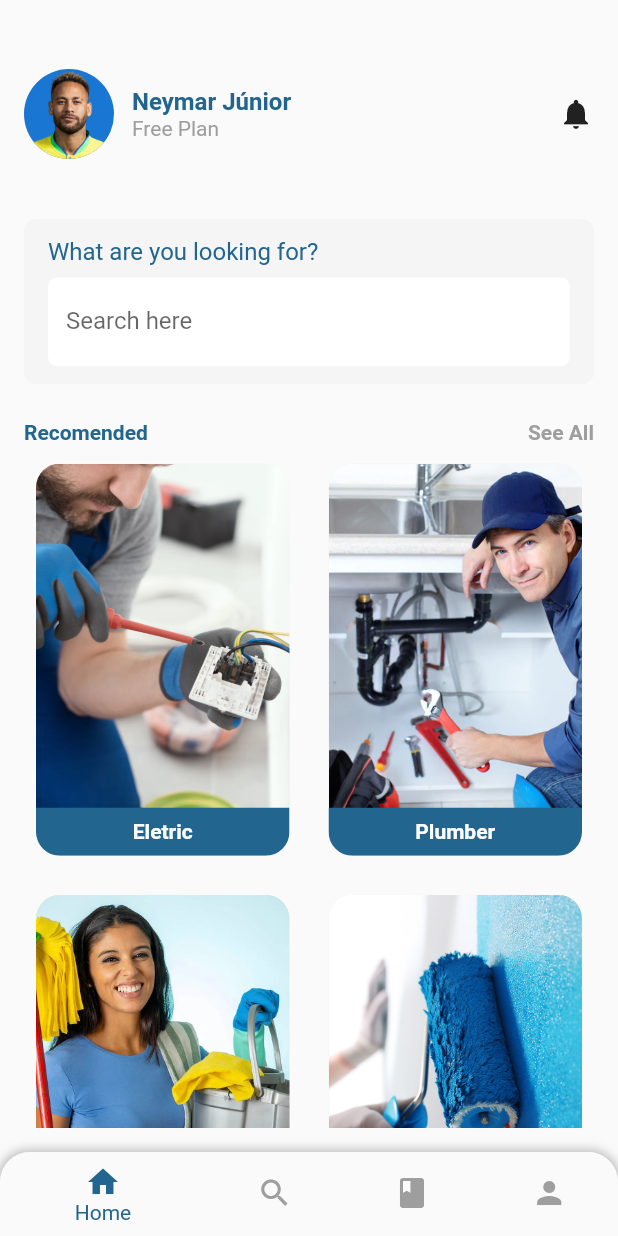
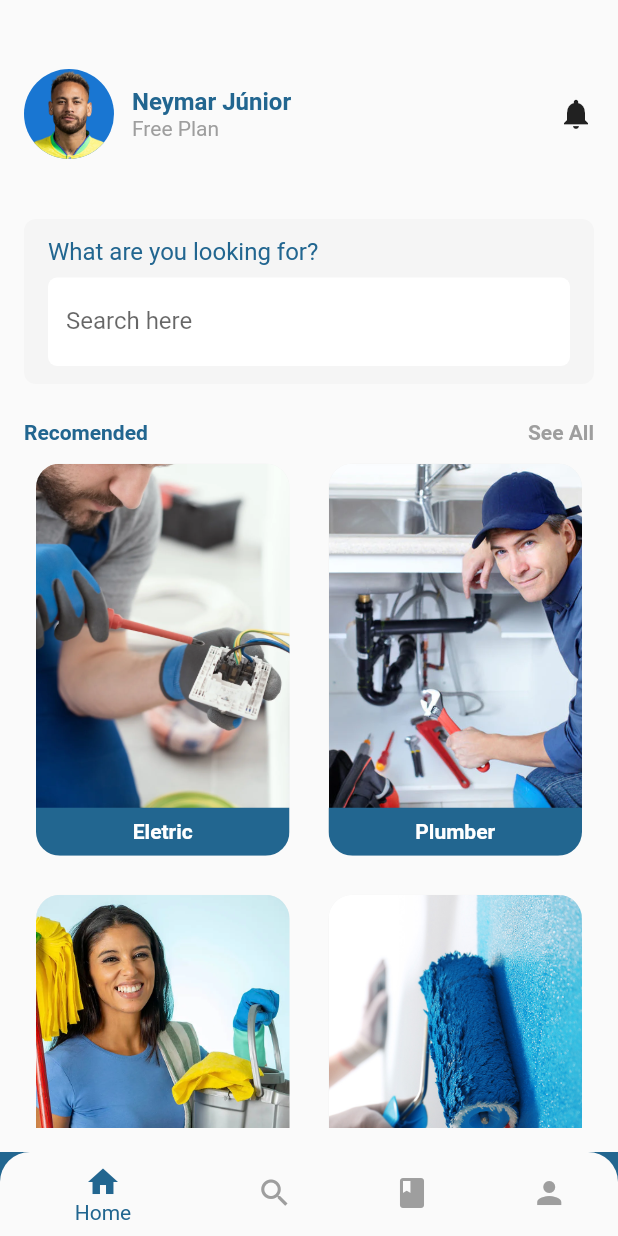
Before and after one commit to thgbastos/primegroup, a Flutter app: the HomePage screen opened directly, on a phone screen of 412 x 824 dp. Run offline on Flutter 3.47's test engine with Material 2 defaults, Android fonts, the phone set to English and light mode, and no system bars.

Commit message:
Organização de pastas e arquivos - v.2

```diff
--- /dev/null
+++ b/lib/components/bottom_nav_bar.dart
@@ -0,0 +1,94 @@
+import 'package:flutter/material.dart';
+
+class BottomNavBar extends StatefulWidget {
+  const BottomNavBar({Key? key}) : super(key: key);
+
+  @override
+  State<BottomNavBar> createState() => _BottomNavBarState();
+}
+
+class _BottomNavBarState extends State<BottomNavBar> {
+
+  int _selectedIndex = 0; // Índice da aba selecionada
+
+  // Função para mudar de aba - Menu Rodapé
+  void _onItemTapped(BuildContext context, int index) {
+  switch (index) {
+    case 0:
+      Navigator.pushReplacementNamed(context, '/home');
+      break;
+    case 1:
+      Navigator.pushReplacementNamed(context, '/search');
+      break;
+    case 2:
+      Navigator.pushReplacementNamed(context, '/booking');
+      break;
+    case 3:
+      Navigator.pushReplacementNamed(context, '/profile');
+      break;
+  }
+}
+
+  @override
+  Widget build(BuildContext context) {
+
+    //Verificar qual página está para mudar a cor de fundo da NavBottomBar
+    String? currentRoute = ModalRoute.of(context)?.settings.name; //Obtendo a rota atual
+    Color customBackgroundColor = currentRoute == '/home' ? Colors.white : const Color(0xff226690);
+    BorderRadius customBorderRadius = currentRoute == '/home'
+      ? const BorderRadius.only(
+          topLeft: Radius.circular(20),
+          topRight: Radius.circular(20),
+        )
+      : BorderRadius.zero;
+    BoxShadow customBoxShadow = currentRoute == '/home'
+      ? const BoxShadow(
+              color: Colors.black26, // Sombra para destacar a barra
+              blurRadius: 5,
+              spreadRadius: 1,
+            )
+      : BoxShadow();
+
+
+
+
+    return Container(
+      decoration: BoxDecoration(
+        color: customBackgroundColor, // Cor de fundo da barra
+        borderRadius: customBorderRadius,
+        boxShadow: [customBoxShadow], // Arredondamento opcional
+      ),
+      child: ClipRRect(
+        borderRadius: const BorderRadius.only(
+          topLeft: Radius.circular(20),
+          topRight: Radius.circular(20),
+        ),
+
+        child: BottomNavigationBar(
+          items: const [
+            BottomNavigationBarItem(
+              icon: Icon(Icons.home),
+              label: 'Home',
+            ),
+            BottomNavigationBarItem(
+              icon: Icon(Icons.search),
+              label: 'Search',
+            ),
+            BottomNavigationBarItem(
+              icon: Icon(Icons.book),
+              label: 'Booking',
+            ),
+            BottomNavigationBarItem(
+              icon: Icon(Icons.person),
+              label: 'Profile',
+            ),
+          ],
+          currentIndex: _selectedIndex,
+          selectedItemColor: const Color(0xff226690), // Cor do item selecionado
+          unselectedItemColor: Colors.grey, // Cor dos itens não selecionados
+          onTap: (index) => _onItemTapped(context, index), // Atualiza o índice ao clicar
+        ),
+      )
+    );
+  }
+}
--- a/lib/homeTwo.dart
+++ b/lib/old_pages/homeTwo.dart
@@ -1,6 +1,6 @@
 import 'package:flutter/material.dart';
-import 'package:flutter3/appController.dart';
-import '../listVewBase.dart';
+import 'package:flutter3/controllers/appController.dart';
+import 'listVewBase.dart';
 
 class HomeTwo extends StatelessWidget {
   const HomeTwo({Key? key}) : super(key: key);
--- a/lib/myapp.dart
+++ b/lib/old_pages/myapp.dart
@@ -1,6 +1,6 @@
 import 'package:flutter/material.dart';
-import 'package:flutter3/appController.dart';
-import 'package:flutter3/homeTwo.dart';
+import 'package:flutter3/controllers/appController.dart';
+import 'package:flutter3/old_pages/homeTwo.dart';
 
 class MyApp extends StatelessWidget {
   const MyApp({Key? key}) : super(key: key);
--- a/lib/home_page.dart
+++ b/lib/pages/home/home_page.dart
@@ -1,5 +1,6 @@
 import 'package:flutter/material.dart';
-import 'services/ServiceDetailPage.dart';
+import '../../components/bottom_nav_bar.dart';
+import '../services_pages/ServiceDetailPage.dart';
 
 class HomePage extends StatefulWidget {
   const HomePage({Key? key}) : super(key: key);
@@ -10,8 +11,7 @@ class HomePage extends StatefulWidget {
 
 class _HomePageState extends State<HomePage> {
 
-  int _selectedIndex = 0; // Índice da aba selecionada
-
+  //Informações dos serviços
   final List<Map<String, String>> services = [
     {'service': 'Eletric', 'img': 'assets/images/eletric.webp', 'description': 'Our skilled electricians are here to handle all your electrical needs, from installations to repairs, ensuring safety and efficiency in every project.'},
     {'service': 'Plumber', 'img': 'assets/images/plumber.webp', 'description' : 'From fixing leaks to installing new systems, our plumbing experts deliver reliable solutions for your home or business.'},
@@ -21,12 +21,6 @@ class _HomePageState extends State<HomePage> {
     {'service': 'Pool', 'img': 'assets/images/pool.jpeg', 'description' : 'Our pool experts provide maintenance, cleaning, and repair services to keep your pool crystal clear and ready for use year-round.'},
   ];
 
-  // Função para mudar de aba
-  void _onItemTapped(int index) {
-    setState(() {
-      _selectedIndex = index;
-    });
-  }
 
   @override
   Widget build(BuildContext context) {
@@ -185,54 +179,9 @@ class _HomePageState extends State<HomePage> {
           ],
         ),
       ),
+
       //Barra de navegação de rodapé
-      bottomNavigationBar: Container(
-        decoration: const BoxDecoration(
-          color: Colors.white, // Cor de fundo da barra
-          borderRadius: BorderRadius.only(
-            topLeft: Radius.circular(20), // Arredonda o canto superior esquerdo
-            topRight: Radius.circular(20), // Arredonda o canto superior direito
-          ),
-          boxShadow: [
-            BoxShadow(
-              color: Colors.black26, // Sombra para destacar a barra
-              blurRadius: 5,
-              spreadRadius: 1,
-            ),
-          ],
-        ),
-        child: ClipRRect(
-          borderRadius: const BorderRadius.only(
-            topLeft: Radius.circular(20),
-            topRight: Radius.circular(20),
-          ),
-
-        child: BottomNavigationBar(
-          items: const [
-            BottomNavigationBarItem(
-              icon: Icon(Icons.home),
-              label: 'Home',
-            ),
-            BottomNavigationBarItem(
-              icon: Icon(Icons.search),
-              label: 'Search',
-            ),
-            BottomNavigationBarItem(
-              icon: Icon(Icons.book),
-              label: 'Booking',
-            ),
-            BottomNavigationBarItem(
-              icon: Icon(Icons.person),
-              label: 'Profile',
-            ),
-          ],
-          currentIndex: _selectedIndex,
-          selectedItemColor: Color(0xff226690), // Cor do item selecionado
-          unselectedItemColor: Colors.grey, // Cor dos itens não selecionados
-          onTap: _onItemTapped, // Atualiza o índice ao clicar
-        ),
-      )
-    )
+      bottomNavigationBar: const BottomNavBar()
     );
   }
 }
```
Also changed, not shown: lib/components/custom_bottom_nav_bar.dart (added, +71 -0 lines), lib/main.dart (+19 -2 lines), lib/pages/booking_pages/booking_page.dart (added, +13 -0 lines), lib/pages/login/login_page.dart (renamed from lib/login_page.dart, +4 -5 lines), lib/pages/profile_pages/profile_page.dart (added, +13 -0 lines), lib/pages/search_pages/search_page.dart (added, +13 -0 lines), lib/pages/services_pages/ServiceDetailPage.dart (renamed from lib/services/ServiceDetailPage.dart, +2 -45 lines), lib/start_page.dart (+3 -4 lines), lib/controllers/appController.dart (renamed from lib/appController.dart), lib/old_pages/home.dart (renamed from lib/home.dart), lib/old_pages/listVewBase.dart (renamed from lib/listVewBase.dart).
